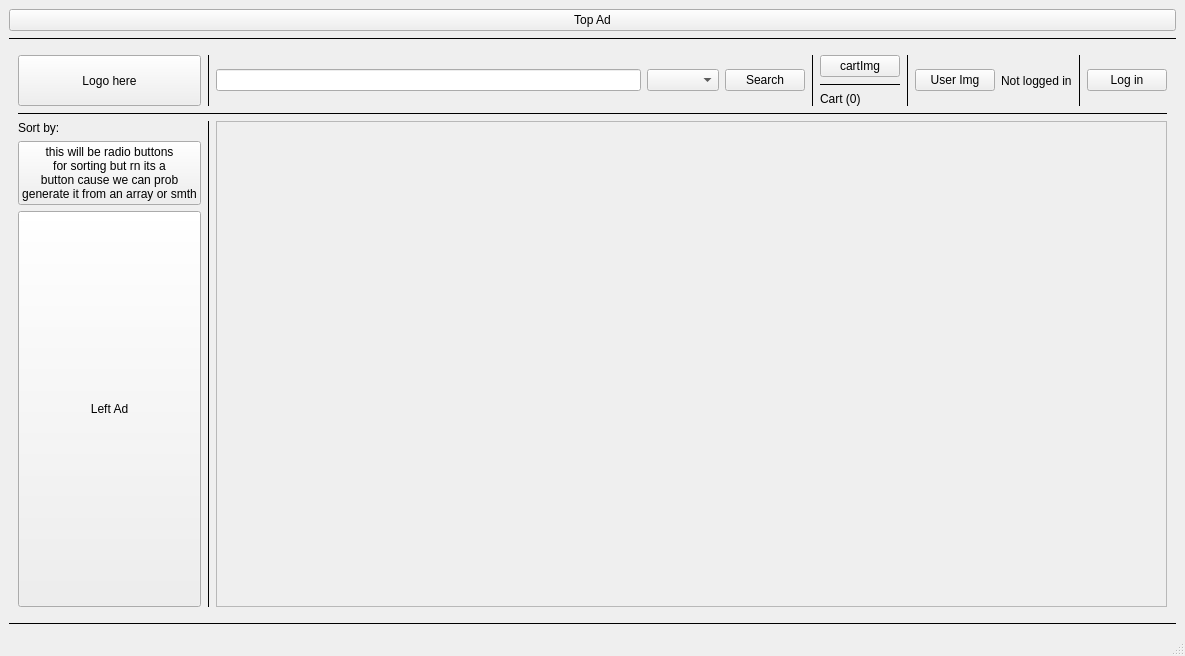
This is mainwindow.ui in hnowakowski/Online-shop-simulator as Qt 5 draws it before an edit. The edited form follows.
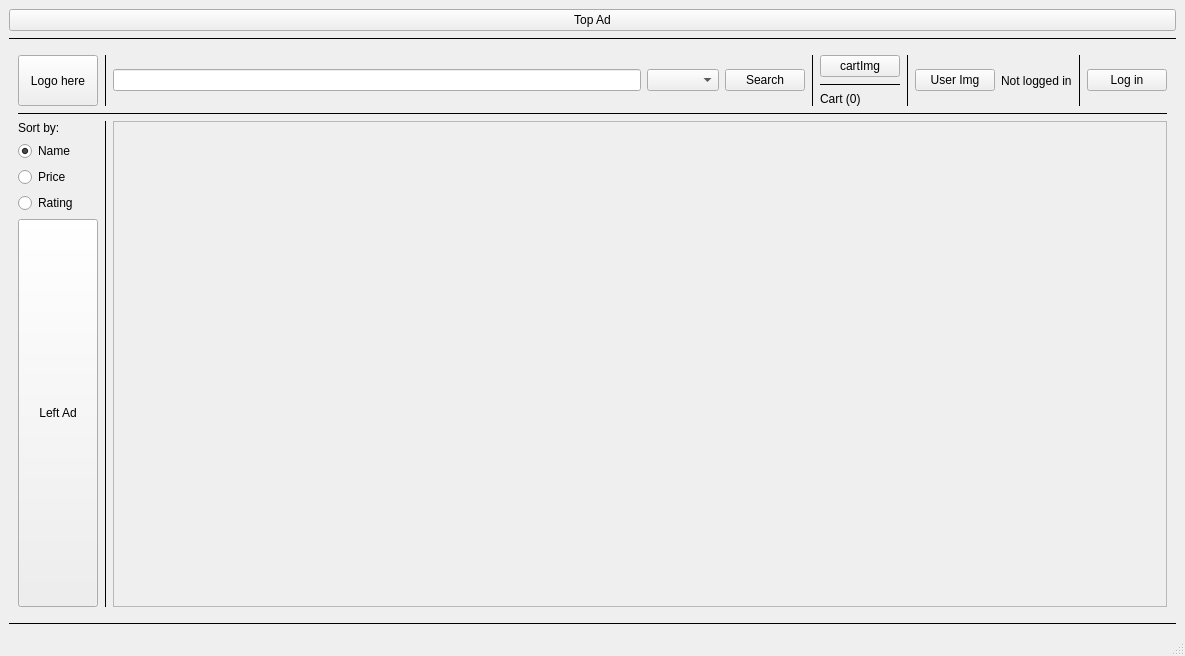
This is the edited form.

Commit message: added sorting products

```diff
--- a/mainwindow.ui
+++ b/mainwindow.ui
@@ -76,7 +76,7 @@
               <rect>
                <x>0</x>
                <y>0</y>
-               <width>946</width>
+               <width>1048</width>
                <height>451</height>
               </rect>
              </property>
@@ -100,12 +100,26 @@
              </widget>
             </item>
             <item>
-             <widget class="QPushButton" name="btnTEMPRadioSort">
+             <widget class="QRadioButton" name="radioSortName">
               <property name="text">
-               <string>this will be radio buttons
-for sorting but rn its a
-button cause we can prob
-generate it from an array or smth</string>
+               <string>Name</string>
+              </property>
+              <property name="checked">
+               <bool>true</bool>
+              </property>
+             </widget>
+            </item>
+            <item>
+             <widget class="QRadioButton" name="radioSortPrice">
+              <property name="text">
+               <string>Price</string>
+              </property>
+             </widget>
+            </item>
+            <item>
+             <widget class="QRadioButton" name="radioRating">
+              <property name="text">
+               <string>Rating</string>
               </property>
              </widget>
             </item>
```
The commit also changes 7 other files.
